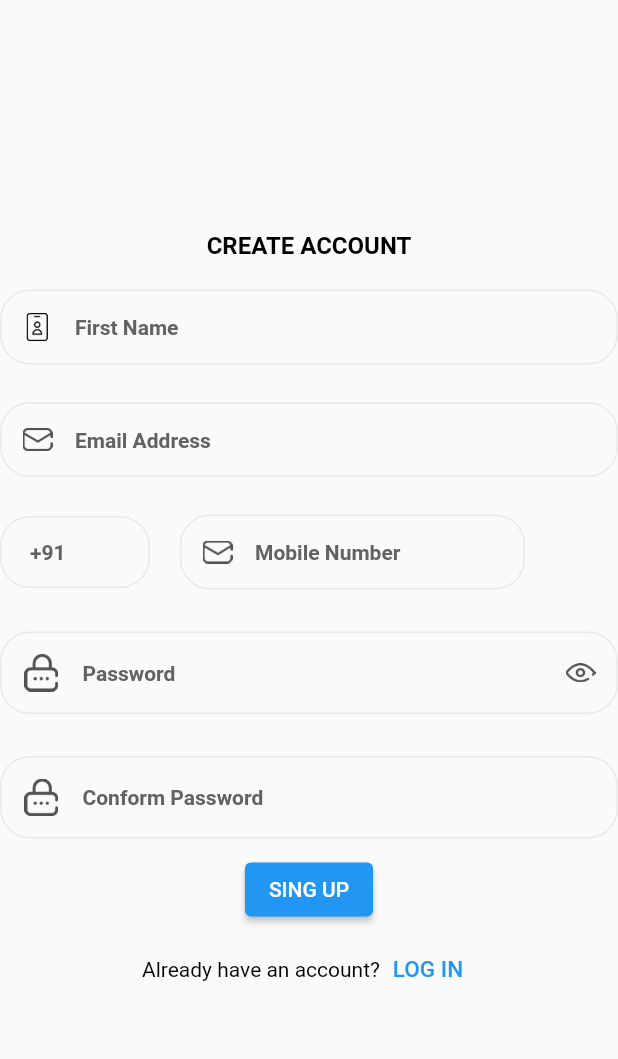
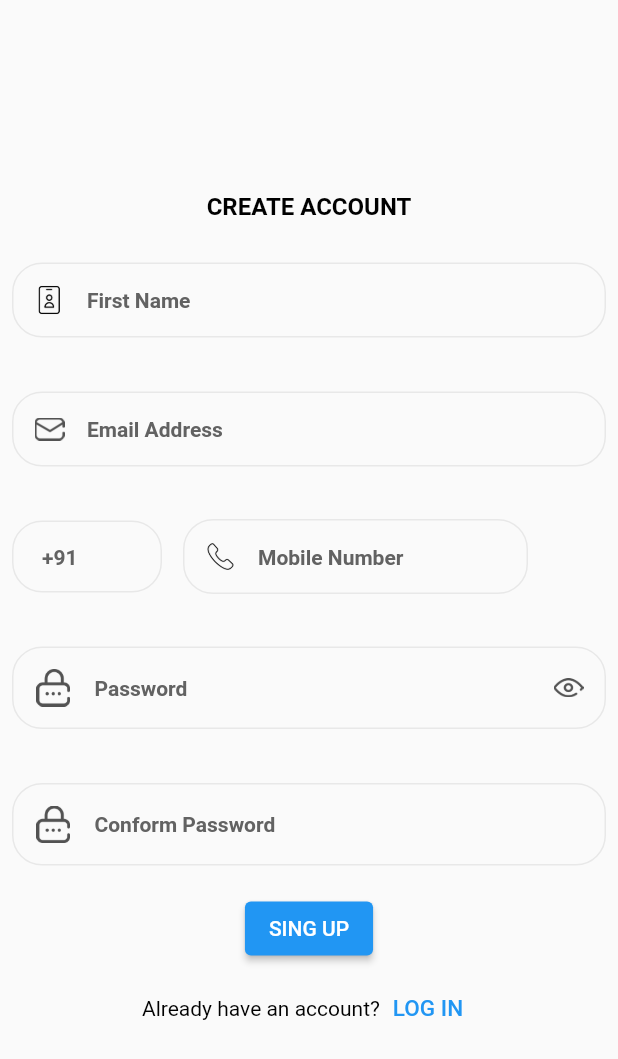
Before and after one commit to ThummarBhargav/waggs_app, a Flutter app: the SingupScreenView screen opened by its route, on a phone screen of 412 x 824 dp. Shown: the top 1059 px of the screen. Run offline on Flutter 3.47's test engine with Material 2 defaults, Android fonts, the phone set to English and light mode, and no system bars; our stand-ins replace get, google_fonts, otp_text_field; network calls fail.

Commit message:
SingUP Done

```diff
--- a/lib/app/modules/singup_screen/controllers/singup_screen_controller.dart
+++ b/lib/app/modules/singup_screen/controllers/singup_screen_controller.dart
@@ -10,6 +10,8 @@ class SingupScreenController extends GetxController {
   Rx<TextEditingController> confirmPassController = TextEditingController().obs;
   Rx<TextEditingController> countryController = TextEditingController().obs;
   Rx<TextEditingController> mobileController = TextEditingController().obs;
+  Rx<TextEditingController> otpController = TextEditingController().obs;
+
 
   RxBool isChecked = false.obs;
   RxBool passwordVisible = true.obs;
@@ -36,7 +38,7 @@ class SingupScreenController extends GetxController {
         url, body: {'email': '${emailController.value.text.trim()}',
       'countryCode': '${countryController.value.text.trim()}',
       'mobile': '${mobileController.value.text.trim()}',
-      'otp': ''});
+      'otp': '${otpController.value.text.trim()}'});
     print('Response status: ${response.statusCode}');
     print('Response body: ${response.body}');
   }
--- a/lib/app/modules/singup_screen/views/singup_screen_view.dart
+++ b/lib/app/modules/singup_screen/views/singup_screen_view.dart
@@ -5,7 +5,6 @@ import 'package:waggs_app/app/constant/SizeConstant.dart';
 import 'package:waggs_app/app/constant/text_field.dart';
 import 'package:waggs_app/app/routes/app_pages.dart';
 import '../controllers/singup_screen_controller.dart';
-
 class SingupScreenView extends GetView<SingupScreenController> {
   const SingupScreenView({Key? key}) : super(key: key);
   @override
@@ -15,6 +14,7 @@ class SingupScreenView extends GetView<SingupScreenController> {
         body: Center(
           child: Form(
             key: controller.formKey,
+            child: SingleChildScrollView(
               child: Column(
                 mainAxisAlignment: MainAxisAlignment.center,
                 children: [
@@ -26,11 +26,12 @@ class SingupScreenView extends GetView<SingupScreenController> {
                       fontWeight: FontWeight.bold,
                     ),
                   ),
-                Container(
+                  Padding(
+                    padding: const EdgeInsets.all(8.0),
+                    child: Container(
                       padding: EdgeInsets.only(
                         top: 20,
                       ),
-                  width:1000,
                       child: getTextField(
                         textEditingController:
                         controller.firstnameController.value,
@@ -51,12 +52,14 @@ class SingupScreenView extends GetView<SingupScreenController> {
                         ),
                       ),
                     ),
-                SizedBox(height: 5,),
-                Container(
+                  ),
+                  SizedBox(),
+                  Padding(
+                    padding: const EdgeInsets.all(8.0),
+                    child: Container(
                       padding: EdgeInsets.only(
                         top: 20,
                       ),
-                  width:1000,
                       child: getTextField(
                         textEditingController:
                         controller.emailController.value,
@@ -77,10 +80,13 @@ class SingupScreenView extends GetView<SingupScreenController> {
                         ),
                       ),
                     ),
-                SizedBox(height: 5,),
+                  ),
+                  SizedBox(),
                   Row(
                     children: [
-                    Container(
+                      Padding(
+                        padding: const EdgeInsets.all(8.0),
+                        child: Container(
                           padding: EdgeInsets.only(
                             top: 20,
                           ),
@@ -95,8 +101,11 @@ class SingupScreenView extends GetView<SingupScreenController> {
                                 :"Contry code",
                           ),
                         ),
-                    SizedBox(width: 20,),
-                    Container(
+                      ),
+                      SizedBox(),
+                      Padding(
+                        padding: const EdgeInsets.all(6.0),
+                        child: Container(
                           padding: EdgeInsets.only(
                             top: 20,
                           ),
@@ -112,7 +121,7 @@ class SingupScreenView extends GetView<SingupScreenController> {
                             prefixIcon: Padding(
                               padding: EdgeInsets.all(15),
                               child: Image(
-                            image: AssetImage("assets/ic_mail.png"),
+                                image: AssetImage("assets/88.png"),
                                 height: 20,
                                 width: 20,
                                 // height: ,
@@ -121,15 +130,17 @@ class SingupScreenView extends GetView<SingupScreenController> {
                             ),
                           ),
                         ),
+                      ),
                     ],
                   ),
-                SizedBox(height: 8,),
+                  SizedBox(),
                   Obx(() {
-                  return Container(
+                    return Padding(
+                      padding: const EdgeInsets.all(8.0),
+                      child: Container(
                         padding: EdgeInsets.only(
                           top: 20,
                         ),
-
                         child: getTextField(
                           textEditingController:
                           controller.passController.value,
@@ -164,11 +175,14 @@ class SingupScreenView extends GetView<SingupScreenController> {
                             ),
                           ),
                         ),
+                      ),
                     );
                   }),
-                SizedBox(height: 8,),
+                  SizedBox(),
                   Obx(() {
-                  return Container(
+                    return Padding(
+                      padding: const EdgeInsets.all(8.0),
+                      child: Container(
                         padding: EdgeInsets.only(
                           top: 20,
                         ),
@@ -190,12 +204,14 @@ class SingupScreenView extends GetView<SingupScreenController> {
                             ),
                           ),
                         ),
+                      ),
                     );
                   }),
                   SizedBox(height: 10,),
                   ElevatedButton(onPressed: () async {
                     if (controller.formKey.currentState!.validate()) {
                     }
+                    Get.toNamed(Routes.O_T_P_SCREEN);
                     await controller.sendotpApi();
                   }, child: Text("SING UP")),
                   SizedBox(height: 5,),
@@ -213,6 +229,7 @@ class SingupScreenView extends GetView<SingupScreenController> {
               ),
             ),
           ),
+        ),
 
       ),
     );
```
Also changed, not shown: lib/app/modules/OTP_screen/views/o_t_p_screen_view.dart (+14 -13 lines), lib/app/modules/login_screen/views/login_screen_view.dart (+0 -12 lines). Lines whose indentation alone changed are shown as unchanged.
